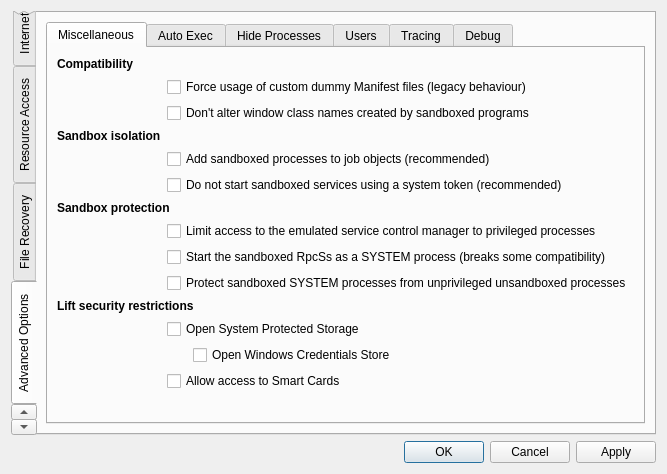
Qt form SandboxiePlus/SandMan/Forms/OptionsWindow.ui (sandboxie-plus/Sandboxie) before a commit.
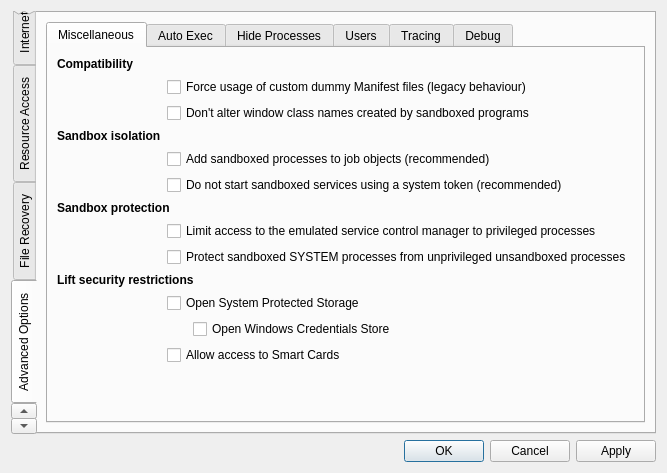
The same form after that commit. The open tabs and pages were chosen to show the change.

```diff
--- a/SandboxiePlus/SandMan/Forms/OptionsWindow.ui
+++ b/SandboxiePlus/SandMan/Forms/OptionsWindow.ui
@@ -45,7 +45,7 @@
         <enum>QTabWidget::West</enum>
        </property>
        <property name="currentIndex">
-        <number>0</number>
+        <number>8</number>
        </property>
        <widget class="QWidget" name="tabGeneral">
         <attribute name="title">
@@ -1300,6 +1300,22 @@
               <layout class="QGridLayout" name="gridLayout_26">
                <item row="0" column="1">
                 <layout class="QGridLayout" name="gridLayout_2">
+                 <item row="10" column="0" colspan="3">
+                  <widget class="QLabel" name="label_18">
+                   <property name="font">
+                    <font>
+                     <weight>75</weight>
+                     <bold>true</bold>
+                    </font>
+                   </property>
+                   <property name="toolTip">
+                    <string>Protect the system from sandboxed processes</string>
+                   </property>
+                   <property name="text">
+                    <string>Lift security restrictions</string>
+                   </property>
+                  </widget>
+                 </item>
                  <item row="8" column="1" colspan="2">
                   <widget class="QCheckBox" name="chkProtectSCM">
                    <property name="text">
@@ -1307,23 +1323,24 @@
                    </property>
                   </widget>
                  </item>
-                 <item row="1" column="0">
-                  <widget class="QLabel" name="label_5">
-                   <property name="font">
-                    <font>
-                     <weight>75</weight>
-                     <bold>true</bold>
-                    </font>
+                 <item row="6" column="1" colspan="2">
+                  <widget class="QCheckBox" name="chkRestrictServices">
+                   <property name="text">
+                    <string>Do not start sandboxed services using a system token (recommended)</string>
                    </property>
+                  </widget>
+                 </item>
+                 <item row="13" column="1" colspan="2">
+                  <widget class="QCheckBox" name="chkOpenSmartCard">
                    <property name="text">
-                    <string>Compatibility</string>
+                    <string>Allow access to Smart Cards</string>
                    </property>
                   </widget>
                  </item>
                  <item row="9" column="1" colspan="2">
-                  <widget class="QCheckBox" name="chkProtectRpcSs">
+                  <widget class="QCheckBox" name="chkProtectSystem">
                    <property name="text">
-                    <string>Start the sandboxed RpcSs as a SYSTEM process (breaks some compatibility)</string>
+                    <string>Protect sandboxed SYSTEM processes from unprivileged unsandboxed processes</string>
                    </property>
                   </widget>
                  </item>
@@ -1343,19 +1360,6 @@
                    </property>
                   </widget>
                  </item>
-                 <item row="15" column="2">
-                  <spacer name="horizontalSpacer_6">
-                   <property name="orientation">
-                    <enum>Qt::Horizontal</enum>
-                   </property>
-                   <property name="sizeHint" stdset="0">
-                    <size>
-                     <width>40</width>
-                     <height>20</height>
-                    </size>
-                   </property>
-                  </spacer>
-                 </item>
                  <item row="3" column="1" colspan="2">
                   <widget class="QCheckBox" name="chkNoWindowRename">
                    <property name="text">
@@ -1363,31 +1367,43 @@
                    </property>
                   </widget>
                  </item>
-                 <item row="13" column="2">
+                 <item row="12" column="2">
                   <widget class="QCheckBox" name="chkOpenCredentials">
                    <property name="text">
                     <string>Open Windows Credentials Store</string>
                    </property>
                   </widget>
                  </item>
-                 <item row="6" column="1" colspan="2">
-                  <widget class="QCheckBox" name="chkRestrictServices">
-                   <property name="text">
-                    <string>Do not start sandboxed services using a system token (recommended)</string>
-                   </property>
-                  </widget>
-                 </item>
-                 <item row="12" column="1" colspan="2">
+                 <item row="11" column="1" colspan="2">
                   <widget class="QCheckBox" name="chkOpenProtectedStorage">
                    <property name="text">
                     <string>Open System Protected Storage</string>
                    </property>
                   </widget>
                  </item>
-                 <item row="14" column="1" colspan="2">
-                  <widget class="QCheckBox" name="chkOpenSmartCard">
+                 <item row="14" column="2">
+                  <spacer name="horizontalSpacer_6">
+                   <property name="orientation">
+                    <enum>Qt::Horizontal</enum>
+                   </property>
+                   <property name="sizeHint" stdset="0">
+                    <size>
+                     <width>40</width>
+                     <height>20</height>
+                    </size>
+                   </property>
+                  </spacer>
+                 </item>
+                 <item row="1" column="0">
+                  <widget class="QLabel" name="label_5">
+                   <property name="font">
+                    <font>
+                     <weight>75</weight>
+                     <bold>true</bold>
+                    </font>
+                   </property>
                    <property name="text">
-                    <string>Allow access to Smart Cards</string>
+                    <string>Compatibility</string>
                    </property>
                   </widget>
                  </item>
@@ -1398,7 +1414,7 @@
                    </property>
                   </widget>
                  </item>
-                 <item row="15" column="1">
+                 <item row="14" column="1">
                   <spacer name="verticalSpacer">
                    <property name="orientation">
                     <enum>Qt::Vertical</enum>
@@ -1411,13 +1427,6 @@
                    </property>
                   </spacer>
                  </item>
-                 <item row="10" column="1" colspan="2">
-                  <widget class="QCheckBox" name="chkProtectSystem">
-                   <property name="text">
-                    <string>Protect sandboxed SYSTEM processes from unprivileged unsandboxed processes</string>
-                   </property>
-                  </widget>
-                 </item>
                  <item row="5" column="1" colspan="2">
                   <widget class="QCheckBox" name="chkAddToJob">
                    <property name="text">
@@ -1425,22 +1434,6 @@
                    </property>
                   </widget>
                  </item>
-                 <item row="11" column="0" colspan="3">
-                  <widget class="QLabel" name="label_18">
-                   <property name="font">
-                    <font>
-                     <weight>75</weight>
-                     <bold>true</bold>
-                    </font>
-                   </property>
-                   <property name="toolTip">
-                    <string>Protect the system from sandboxed processes</string>
-                   </property>
-                   <property name="text">
-                    <string>Lift security restrictions</string>
-                   </property>
-                  </widget>
-                 </item>
                  <item row="4" column="0">
                   <widget class="QLabel" name="label_22">
                    <property name="font">
@@ -1777,8 +1770,8 @@
                    <rect>
                     <x>0</x>
                     <y>0</y>
-                    <width>530</width>
-                    <height>312</height>
+                    <width>98</width>
+                    <height>28</height>
                    </rect>
                   </property>
                   <layout class="QGridLayout" name="dbgLayout">
```
